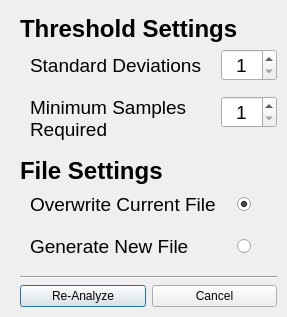
Before: the Qt Designer form AnalysisSettingsUI.ui in tennesseeBonner1/PiBlink, drawn with Qt 5.
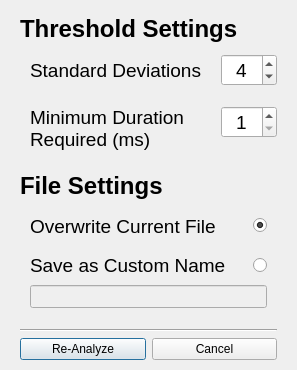
After: the same form once the commit is applied.

Commit message: Big boi update - Analysis capable

```diff
--- a/AnalysisSettingsUI.ui
+++ b/AnalysisSettingsUI.ui
@@ -6,8 +6,8 @@
    <rect>
     <x>0</x>
     <y>0</y>
-    <width>287</width>
-    <height>317</height>
+    <width>297</width>
+    <height>370</height>
    </rect>
   </property>
   <property name="sizePolicy">
@@ -18,14 +18,14 @@
   </property>
   <property name="minimumSize">
    <size>
-    <width>287</width>
-    <height>317</height>
+    <width>297</width>
+    <height>370</height>
    </size>
   </property>
   <property name="maximumSize">
    <size>
-    <width>287</width>
-    <height>317</height>
+    <width>297</width>
+    <height>370</height>
    </size>
   </property>
   <property name="windowTitle">
@@ -42,7 +42,7 @@
     <number>15</number>
    </property>
    <property name="rightMargin">
-    <number>10</number>
+    <number>20</number>
    </property>
    <property name="bottomMargin">
     <number>10</number>
@@ -146,7 +146,7 @@
         <string>&lt;html&gt;&lt;head/&gt;&lt;body&gt;&lt;p&gt;&lt;span style=&quot; font-size:12pt;&quot;&gt;The minimum number of consecuitve samples that must be above the threshold in order to register as an eyeblink onset.&lt;/span&gt;&lt;/p&gt;&lt;p&gt;&lt;span style=&quot; font-size:12pt;&quot;&gt;Higher values make the analysis less susceptible to noise&lt;/span&gt;&lt;/p&gt;&lt;/body&gt;&lt;/html&gt;</string>
        </property>
        <property name="text">
-        <string>Minimum Samples Required</string>
+        <string>Minimum Duration Required (ms)</string>
        </property>
        <property name="wordWrap">
         <bool>true</bool>
@@ -205,6 +205,9 @@
        <property name="maximum">
         <number>20</number>
        </property>
+       <property name="value">
+        <number>4</number>
+       </property>
       </widget>
      </item>
     </layout>
@@ -230,21 +233,27 @@
     </widget>
    </item>
    <item>
-    <layout class="QGridLayout" name="gridLayout_2" columnstretch="5,1" columnminimumwidth="150,15">
+    <layout class="QGridLayout" name="gridLayout_File" rowstretch="3,3,1" columnstretch="5,0">
      <property name="sizeConstraint">
       <enum>QLayout::SetDefaultConstraint</enum>
      </property>
      <property name="leftMargin">
       <number>10</number>
      </property>
+     <property name="topMargin">
+      <number>0</number>
+     </property>
+     <property name="rightMargin">
+      <number>10</number>
+     </property>
      <property name="bottomMargin">
-      <number>10</number>
+      <number>15</number>
      </property>
      <property name="horizontalSpacing">
       <number>5</number>
      </property>
      <property name="verticalSpacing">
-      <number>15</number>
+      <number>0</number>
      </property>
      <item row="0" column="0">
       <widget class="QLabel" name="label_Overwrite">
@@ -297,6 +306,16 @@
        </property>
       </widget>
      </item>
+     <item row="1" column="1">
+      <widget class="QRadioButton" name="radioButton_GenerateNew">
+       <property name="whatsThis">
+        <string>&lt;html&gt;&lt;head/&gt;&lt;body&gt;&lt;p&gt;&lt;span style=&quot; font-size:12pt;&quot;&gt;The file generated will be saved under the name specified in the following line editor&lt;/span&gt;&lt;/p&gt;&lt;/body&gt;&lt;/html&gt;</string>
+       </property>
+       <property name="text">
+        <string/>
+       </property>
+      </widget>
+     </item>
      <item row="1" column="0">
       <widget class="QLabel" name="label_GenerateNew">
        <property name="sizePolicy">
@@ -314,19 +333,33 @@
         <string>&lt;html&gt;&lt;head/&gt;&lt;body&gt;&lt;p&gt;&lt;span style=&quot; font-size:12pt;&quot;&gt;Creates a copy of the current file with the new onset and offset values generated rather than overwriting the current one&lt;/span&gt;&lt;/p&gt;&lt;/body&gt;&lt;/html&gt;</string>
        </property>
        <property name="text">
-        <string>Generate New File</string>
+        <string>Save as Custom Name</string>
        </property>
        <property name="wordWrap">
         <bool>true</bool>
        </property>
       </widget>
      </item>
-     <item row="1" column="1">
-      <widget class="QRadioButton" name="radioButton_2">
+     <item row="2" column="0" colspan="2">
+      <widget class="QLineEdit" name="lineEdit_customSaveName">
+       <property name="enabled">
+        <bool>false</bool>
+       </property>
+       <property name="font">
+        <font>
+         <pointsize>10</pointsize>
+        </font>
+       </property>
        <property name="whatsThis">
         <string>&lt;html&gt;&lt;head/&gt;&lt;body&gt;&lt;p&gt;&lt;span style=&quot; font-size:12pt;&quot;&gt;Creates a copy of the current file with the new onset and offset values generated rather than overwriting the current one&lt;/span&gt;&lt;/p&gt;&lt;/body&gt;&lt;/html&gt;</string>
        </property>
-       <property name="text">
+       <property name="frame">
+        <bool>true</bool>
+       </property>
+       <property name="echoMode">
+        <enum>QLineEdit::Normal</enum>
+       </property>
+       <property name="placeholderText">
         <string/>
        </property>
       </widget>
```
Left out of the diff: 52 changed lines with no effect on the pictures. The commit also changes 6 other files.
